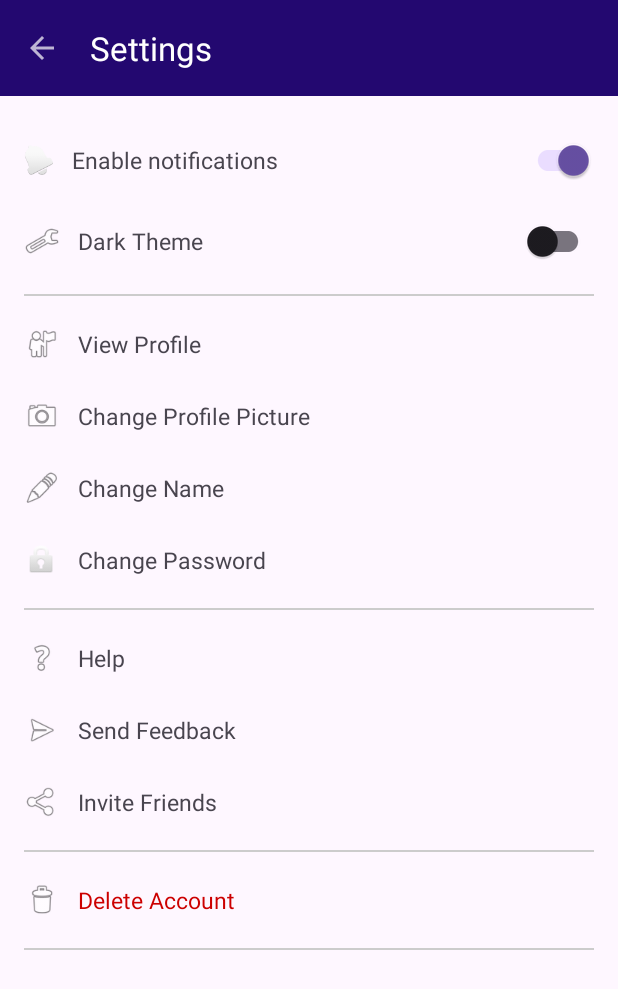
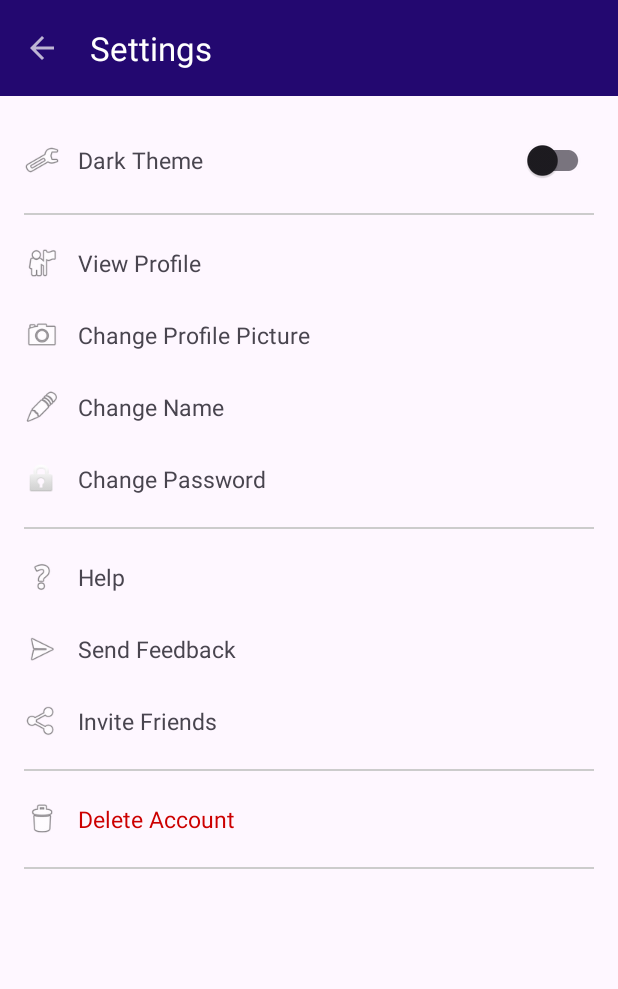
Before and after one commit to BasakArghy/RecyclableTrashClassification, an Android app: the Settings screen opened directly, with no data from a screen before it, on a phone screen of 412 x 824 dp. Shown: the top 989 px of the screen. Run offline under Robolectric (Android 15) with nearby library versions, the phone set to English and light mode, and no system bars; our stand-ins replace Firebase (no records; nobody signed in at launch, a user with empty details on screens opened directly); 2 statements that could not run were skipped.

Commit message:
notification error solved

```diff
--- a/app/src/main/java/com/example/recyclabletrashclassificationapp/Settings.java
+++ b/app/src/main/java/com/example/recyclabletrashclassificationapp/Settings.java
@@ -65,7 +65,7 @@ public class Settings extends AppCompatActivity {
         prefs = getSharedPreferences("settings_prefs", MODE_PRIVATE);
 
         // === Switches ===
-        switchNotifications = findViewById(R.id.switch_notifications);
+       // switchNotifications = findViewById(R.id.switch_notifications);
         switchTheme = findViewById(R.id.switch_theme);
 
         // Load saved preferences
--- a/app/src/main/res/layout/activity_settings.xml
+++ b/app/src/main/res/layout/activity_settings.xml
@@ -21,33 +21,7 @@
             android:layout_width="match_parent"
             android:layout_height="wrap_content">
 
-            <!-- Notifications Toggle -->
-            <LinearLayout
-                android:layout_width="match_parent"
-                android:layout_height="54dp"
-                android:gravity="center_vertical"
-                android:orientation="horizontal"
-                android:paddingVertical="12dp">
 
-                <ImageView
-                    android:layout_width="20dp"
-                    android:layout_height="20dp"
-                    android:layout_marginEnd="12dp"
-                    android:src="@android:drawable/ic_popup_reminder" />
-
-                <TextView
-                    android:layout_width="0dp"
-                    android:layout_height="wrap_content"
-                    android:layout_weight="1"
-                    android:textSize="15dp"
-                    android:text="Enable notifications" />
-
-                <androidx.appcompat.widget.SwitchCompat
-                    android:id="@+id/switch_notifications"
-                    android:layout_width="wrap_content"
-                    android:layout_height="wrap_content" />
-
-            </LinearLayout>
 
             <!-- Theme Toggle -->
             <LinearLayout
```
